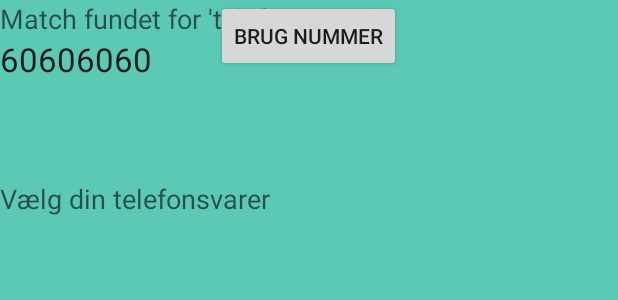
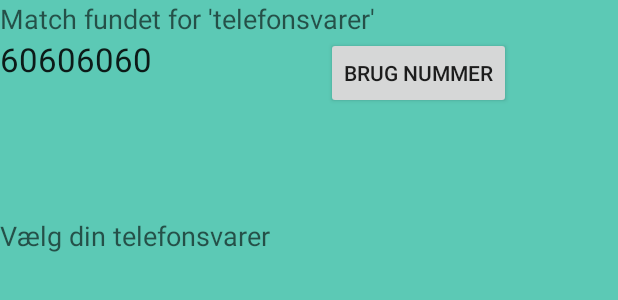
Before and after one commit to TimGrewy/Telefon_svarer_timer, an Android app: the layout popwindow.xml on its own in the app's theme, with its tools: preview values and no code run, on a phone screen of 412 x 824 dp. Shown: the top 300 px of the screen. Run offline under Robolectric (Android 15) with nearby library versions, the phone set to English and light mode, and no system bars.

Commit message:
Added poup with contacts

```diff
--- a/app/src/main/res/layout/popwindow.xml
+++ b/app/src/main/res/layout/popwindow.xml
@@ -30,7 +30,10 @@
         android:id="@+id/telefonsvarernummer"
         android:layout_below="@+id/textView3"
         android:layout_alignParentLeft="true"
-        android:layout_alignParentStart="true" />
+        android:layout_alignParentStart="true"
+        android:layout_above="@+id/textView5"
+        android:layout_toLeftOf="@+id/button4"
+        android:layout_toStartOf="@+id/button4" />
 
     <Button
         style="?android:attr/buttonStyleSmall"
@@ -38,9 +41,12 @@
         android:layout_height="wrap_content"
         android:text="Brug nummer"
         android:id="@+id/button4"
-        android:layout_alignTop="@+id/textView3"
-        android:layout_centerHorizontal="true"
-        android:onClick="closePopup"/>
+        android:onClick="closePopup"
+        android:layout_below="@+id/textView3"
+        android:layout_toRightOf="@+id/textView5"
+        android:layout_toEndOf="@+id/textView5"
+        android:layout_marginLeft="37dp"
+        android:layout_marginStart="37dp" />
 
     <TextView
         android:layout_width="wrap_content"
```
